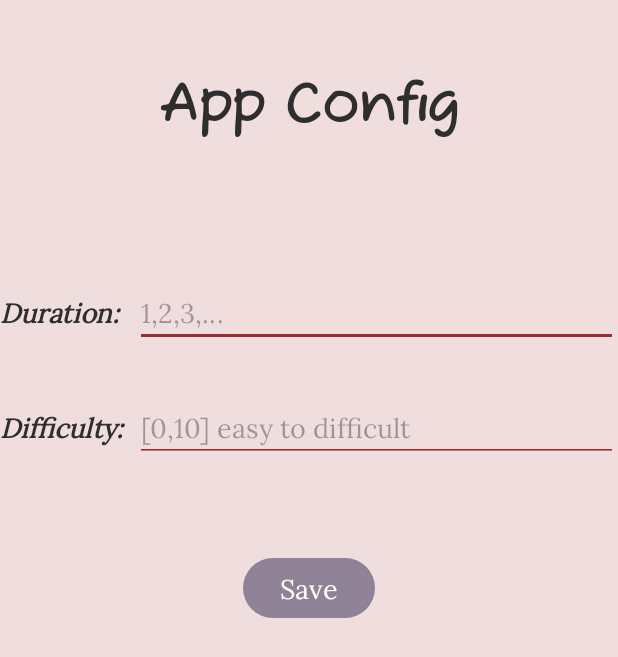
After one commit to it2022057/mobdev-project-2026, an Android app: the ConfigActivity screen opened directly, with no data from a screen before it, on a phone screen of 412 x 824 dp. The commit adds this screen. Shown: the top 657 px of the screen. Run offline under Robolectric (Android 15) with nearby library versions, the phone set to English and light mode, and no system bars.

Commit message:
Created the app's config page

```diff
--- a/app/src/main/AndroidManifest.xml
+++ b/app/src/main/AndroidManifest.xml
@@ -12,11 +12,13 @@
         android:supportsRtl="true"
         android:theme="@style/Theme.Mobdevproject2026">
         <activity
+            android:name=".ConfigActivity"
+            android:exported="false" />
+        <activity
             android:name=".MainActivity"
             android:exported="true">
             <intent-filter>
                 <action android:name="android.intent.action.MAIN" />
-
                 <category android:name="android.intent.category.LAUNCHER" />
             </intent-filter>
         </activity>
--- /dev/null
+++ b/app/src/main/java/hua/dit/mobdev_project_2026/ConfigActivity.java
@@ -0,0 +1,69 @@
+package hua.dit.mobdev_project_2026;
+
+import android.content.Intent;
+import android.content.SharedPreferences;
+import android.os.Bundle;
+import android.util.Log;
+import android.widget.Button;
+import android.widget.EditText;
+
+import androidx.activity.EdgeToEdge;
+import androidx.appcompat.app.AppCompatActivity;
+import androidx.core.graphics.Insets;
+import androidx.core.view.ViewCompat;
+import androidx.core.view.WindowInsetsCompat;
+
+public class ConfigActivity extends AppCompatActivity {
+
+    private static final String TAG = "ConfigActivity";
+
+
+    @Override
+    protected void onCreate(Bundle savedInstanceState) {
+        super.onCreate(savedInstanceState);
+        EdgeToEdge.enable(this);
+        setContentView(R.layout.activity_config);
+        ViewCompat.setOnApplyWindowInsetsListener(findViewById(R.id.config), (v, insets) -> {
+            Insets systemBars = insets.getInsets(WindowInsetsCompat.Type.systemBars());
+            v.setPadding(systemBars.left, systemBars.top, systemBars.right, systemBars.bottom);
+            return insets;
+        });
+
+        // Widgets
+        final EditText default_duration = findViewById(R.id.config_activity_duration_input);
+        final EditText default_difficulty = findViewById(R.id.config_activity_difficulty_input);
+
+        // Update Widgets with default duration & difficulty (if any) from Shared Preferences
+        final SharedPreferences sp = getSharedPreferences("SHARED_PREF", MODE_PRIVATE);
+        // If values are not set yet (-1), keep the EditTexts empty ("")
+        default_duration.setText(sp.getInt("default_duration", -1) == -1 ? "" : String.valueOf(sp.getInt("default_duration", -1)));
+        default_difficulty.setText(sp.getInt("default_difficulty", -1) == -1 ? "" : String.valueOf(sp.getInt("default_difficulty", -1)));
+
+        // Save Button Listener
+        final Button save_config_button = findViewById(R.id.config_activity_button);
+        save_config_button.setOnClickListener((v) -> {
+            Log.d(TAG, "Pressed Save");
+            String tmp = default_duration.getText().toString().trim(); // value of Duration EditText
+
+            // Get new Duration
+            int new_default_duration = tmp.isEmpty() ? -1 : Integer.parseInt(tmp); // if the user didn't type anything put a non valid value (-1)
+
+            tmp = default_difficulty.getText().toString().trim(); // value of Difficulty EditText
+
+            // Get new Difficulty
+            int new_default_difficulty = tmp.isEmpty() ? -1 : Integer.parseInt(tmp); // if the user didn't type anything put a non valid value (-1)
+
+            // Store new Duration and Difficulty in Shared Preferences
+            SharedPreferences.Editor editor = sp.edit();
+            editor.putInt("default_duration", new_default_duration);
+            editor.putInt("default_difficulty", new_default_difficulty);
+            editor.apply();
+            Log.d(TAG, "Updated the Shared Preferences of the app");
+
+            // Go back
+            Intent intent = new Intent(ConfigActivity.this, MainActivity.class);
+            startActivity(intent);
+            Log.i(TAG, "Going back to MainActivity");
+        }); // End of save_config_button.setOnClickListener(..)
+    }
+}
--- a/app/src/main/java/hua/dit/mobdev_project_2026/MainActivity.java
+++ b/app/src/main/java/hua/dit/mobdev_project_2026/MainActivity.java
@@ -1,7 +1,10 @@
 package hua.dit.mobdev_project_2026;
 
+import android.content.Intent;
 import android.os.Bundle;
 import android.util.Log;
+import android.widget.Button;
+import android.widget.ImageButton;
 
 import androidx.activity.EdgeToEdge;
 import androidx.appcompat.app.AppCompatActivity;
@@ -15,7 +18,6 @@ public class MainActivity extends AppCompatActivity {
 
     @Override
     protected void onCreate(Bundle savedInstanceState) {
-        Log.d(TAG, "on-create()...");
         super.onCreate(savedInstanceState);
         EdgeToEdge.enable(this);
         setContentView(R.layout.activity_main);
@@ -24,6 +26,21 @@ public class MainActivity extends AppCompatActivity {
             v.setPadding(systemBars.left, systemBars.top, systemBars.right, systemBars.bottom);
             return insets;
         });
+        Log.d(TAG, "on-create()...");
+
+        // See Tasks Button Listener
+        Button tasks_button = findViewById(R.id.main_activity_button1);
+        tasks_button.setOnClickListener((v) -> {
+            Log.d(TAG, "Pressed the See tasks button");
+        }); // End of tasks_button.setOnClickListener(...)
+
+        // App Config Button Listener
+        ImageButton app_config_button = findViewById(R.id.main_activity_button2);
+        app_config_button.setOnClickListener((v) -> {
+            Log.i(TAG, "Going to the app's configuration page");
+            Intent intent2 = new Intent(MainActivity.this, ConfigActivity.class);
+            startActivity(intent2);
+        }); // End of app_config_button.setOnClickListener(...)
     }
 
     @Override
--- a/app/src/main/res/drawable/ic_accessibility.xml
+++ b/app/src/main/res/drawable/ic_accessibility.xml
@@ -1,4 +1,4 @@
-<vector xmlns:android="http://schemas.android.com/apk/res/android" android:autoMirrored="true" android:height="40dp" android:tint="#FF000000" android:viewportHeight="960" android:viewportWidth="960" android:width="40dp">
+<vector xmlns:android="http://schemas.android.com/apk/res/android" android:autoMirrored="true" android:height="40dp" android:tint="@color/text_color" android:viewportHeight="960" android:viewportWidth="960" android:width="40dp">
 
     <path android:fillColor="@android:color/white" android:pathData="M480,240Q447,240 423.5,216.5Q400,193 400,160Q400,127 423.5,103.5Q447,80 480,80Q513,80 536.5,103.5Q560,127 560,160Q560,193 536.5,216.5Q513,240 480,240ZM360,880L360,360Q300,355 238,345Q176,335 120,320L140,240Q218,261 306,270.5Q394,280 480,280Q566,280 654,270.5Q742,261 820,240L840,320Q784,335 722,345Q660,355 600,360L600,880L520,880L520,640L440,640L440,880L360,880Z"/>
 
--- /dev/null
+++ b/app/src/main/res/layout/activity_config.xml
@@ -0,0 +1,90 @@
+<?xml version="1.0" encoding="utf-8"?>
+<androidx.constraintlayout.widget.ConstraintLayout xmlns:android="http://schemas.android.com/apk/res/android"
+    xmlns:app="http://schemas.android.com/apk/res-auto"
+    xmlns:tools="http://schemas.android.com/tools"
+    android:layout_width="match_parent"
+    android:layout_height="match_parent"
+    android:id="@+id/config"
+    tools:context=".ConfigActivity">
+
+    <TextView
+        android:id="@+id/config_activity_header"
+        style="@style/activity_header"
+        android:layout_width="wrap_content"
+        android:layout_height="wrap_content"
+        android:text="@string/config_header"
+        app:layout_constraintEnd_toEndOf="parent"
+        app:layout_constraintStart_toStartOf="parent"
+        app:layout_constraintTop_toTopOf="parent" />
+
+    <LinearLayout
+        android:id="@+id/config_activity_linear1"
+        android:layout_width="match_parent"
+        android:layout_height="wrap_content"
+        android:layout_marginTop="90dp"
+        app:layout_constraintStart_toStartOf="parent"
+        app:layout_constraintTop_toBottomOf="@+id/config_activity_header">
+
+        <TextView
+            android:id="@+id/config_activity_duration_text"
+            android:layout_width="wrap_content"
+            android:layout_height="match_parent"
+            style="@style/activity_config_text"
+            android:text="@string/config_label1"
+            app:layout_constraintEnd_toEndOf="parent"
+            app:layout_constraintStart_toStartOf="parent"
+            app:layout_constraintTop_toBottomOf="@+id/config_activity_header" />
+
+        <EditText
+            android:id="@+id/config_activity_duration_input"
+            android:layout_width="match_parent"
+            android:layout_height="wrap_content"
+            android:autofillHints="@string/duration_hint"
+            android:gravity="center_vertical"
+            android:hint="@string/duration_hint"
+            android:backgroundTint="@color/edit_text"
+            android:inputType="number"
+            android:maxLength="2" />
+    </LinearLayout>
+
+    <LinearLayout
+        android:id="@+id/config_activity_linear2"
+        android:layout_width="match_parent"
+        android:layout_height="wrap_content"
+        android:layout_marginTop="30dp"
+        app:layout_constraintStart_toStartOf="parent"
+        app:layout_constraintTop_toBottomOf="@+id/config_activity_linear1">
+
+        <TextView
+            android:id="@+id/config_activity_difficulty_text"
+            android:layout_width="wrap_content"
+            android:layout_height="match_parent"
+            android:text="@string/config_label2"
+            style="@style/activity_config_text"
+            app:layout_constraintEnd_toEndOf="parent"
+            app:layout_constraintStart_toStartOf="parent"
+            app:layout_constraintTop_toBottomOf="@+id/config_activity_header" />
+
+        <EditText
+            android:id="@+id/config_activity_difficulty_input"
+            android:layout_width="match_parent"
+            android:layout_height="wrap_content"
+            android:autofillHints="@string/difficulty_hint"
+            android:gravity="center_vertical"
+            android:hint="@string/difficulty_hint"
+            android:backgroundTint="@color/edit_text"
+            android:inputType="number"
+            android:maxLength="2" />
+    </LinearLayout>
+
+    <Button
+        android:id="@+id/config_activity_button"
+        android:layout_width="wrap_content"
+        android:layout_height="wrap_content"
+        android:text="@string/config_button"
+        app:layout_constraintEnd_toEndOf="parent"
+        app:layout_constraintStart_toStartOf="parent"
+        android:layout_marginTop="60dp"
+        app:layout_constraintTop_toBottomOf="@+id/config_activity_linear2" />
+
+</androidx.constraintlayout.widget.ConstraintLayout>
--- a/app/src/main/res/layout/activity_main.xml
+++ b/app/src/main/res/layout/activity_main.xml
@@ -18,11 +18,11 @@
         app:layout_constraintTop_toTopOf="parent" />
 
     <TextView
-        android:id="@+id/sub_header"
-        style="@style/activity_sub_header"
+        android:id="@+id/subheader"
+        style="@style/activity_subheader"
         android:layout_width="wrap_content"
         android:layout_height="wrap_content"
-        android:text="@string/sub_header"
+        android:text="@string/main_subheader"
         app:layout_constraintEnd_toEndOf="@+id/main_header"
         app:layout_constraintStart_toStartOf="@+id/main_header"
         app:layout_constraintTop_toBottomOf="@+id/main_header" />
@@ -32,10 +32,10 @@
         android:layout_width="wrap_content"
         android:layout_height="wrap_content"
         android:layout_marginTop="200dp"
-        android:text="@string/main_activity_button1"
+        android:text="@string/main_activity_button1_label"
         app:layout_constraintEnd_toEndOf="parent"
         app:layout_constraintStart_toStartOf="parent"
-        app:layout_constraintTop_toBottomOf="@+id/sub_header" />
+        app:layout_constraintTop_toBottomOf="@+id/subheader" />
 
     <ImageButton
         android:id="@+id/main_activity_button2"
@@ -45,6 +45,7 @@
         android:layout_marginBottom="16dp"
         android:background="@android:color/transparent"
         android:contentDescription="@string/main_activity_button2_label"
+        android:clickable="true"
         android:src="@drawable/ic_accessibility"
         app:layout_constraintBottom_toBottomOf="parent"
         app:layout_constraintEnd_toEndOf="parent" />
--- a/app/src/main/res/values/colors.xml
+++ b/app/src/main/res/values/colors.xml
@@ -8,4 +8,5 @@
     <color name="colorSecondary">#6D4C4C</color>
     <color name="colorSecondaryVariant">#4A3A3A</color>
     <color name="text_color">#2E2E2E </color>
+    <color name="edit_text">#CC8B0000</color>
 </resources>
--- a/app/src/main/res/values/strings.xml
+++ b/app/src/main/res/values/strings.xml
@@ -1,7 +1,13 @@
 <resources>
     <string name="app_name">mobdev-project-2026</string>
     <string name="main_header">LoukIt !</string>
-    <string name="sub_header">Your Daily Task Manager</string>
-    <string name="main_activity_button1">See your tasks</string>
+    <string name="main_subheader">Your Daily Task Manager</string>
+    <string name="main_activity_button1_label">See your tasks</string>
     <string name="main_activity_button2_label">Config</string>
+    <string name="config_header">App Config</string>
+    <string name="config_label1">Duration:</string>
+    <string name="config_label2">Difficulty:</string>
+    <string name="duration_hint">1,2,3,…</string>
+    <string name="difficulty_hint">[0,10] easy to difficult</string>
+    <string name="config_button">Save</string>
 </resources>
--- a/app/src/main/res/values/styles.xml
+++ b/app/src/main/res/values/styles.xml
@@ -4,14 +4,24 @@
         <item name="android:textSize">36sp</item>
         <item name="android:fontFamily">@font/fuzzy_bubbles</item>
         <item name="android:textStyle">bold</item>
-        <item name="android:textColor">@color/black</item>
+        <item name="android:textColor">@color/text_color</item>
         <item name="android:layout_marginTop">40dp</item>
     </style>
 
-    <style name="activity_sub_header" parent="TextAppearance.AppCompat">
+    <style name="activity_subheader" parent="TextAppearance.AppCompat">
         <item name="android:textSize">10sp</item>
         <item name="android:fontFamily">casual</item>
         <item name="android:textStyle">bold|italic</item>
         <item name="android:textColor">@color/black</item>
     </style>
+
+    <style name="activity_config_text" parent="TextAppearance.AppCompat">
+        <item name="android:fontFamily">@font/lora</item>
+        <item name="android:gravity">center_vertical</item>
+        <item name="android:minWidth">90dp</item>
+        <item name="android:textColor">@color/text_color</item>
+        <item name="android:textStyle">bold|italic</item>
+        <item name="android:textSize">18sp</item>
+    </style>
+
 </resources>
--- a/app/src/main/res/values/themes.xml
+++ b/app/src/main/res/values/themes.xml
@@ -18,7 +18,7 @@
         <item name="android:statusBarColor">?attr/colorPrimaryVariant</item>
         <!-- Customize your theme here. -->
         <item name="android:textSize">18sp</item>
-        <item name="fontFamily">@font/lora</item>
+        <item name="android:fontFamily">@font/lora</item>
         <item name="android:colorBackground">@color/backgroundColor</item>
         <item name="textAllCaps">false</item>
     </style>
```
